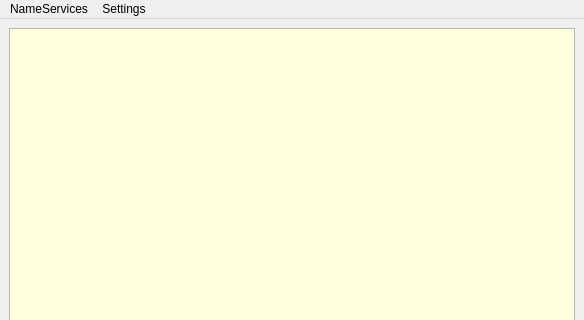
Old version of the form ruby/lib/vizkit/widgets/task_inspector/task_inspector_window.ui in the repository rock-core/gui-vizkit; both pictures show x 0 to 584 and y 0 to 320 of the 584 by 623 pixel window.
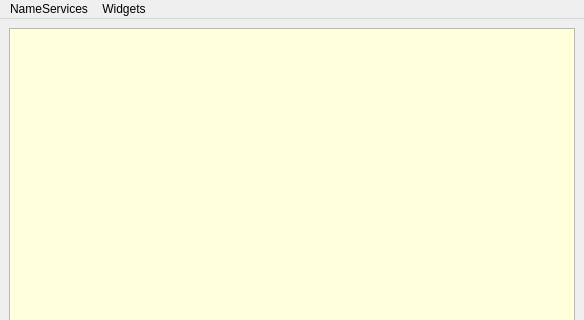
New version of the form.

Commit message: TaskInspector: show all available widgets in the menunbar

The edit to the form file:
```diff
--- a/ruby/lib/vizkit/widgets/task_inspector/task_inspector_window.ui
+++ b/ruby/lib/vizkit/widgets/task_inspector/task_inspector_window.ui
@@ -164,13 +164,13 @@
     <addaction name="separator"/>
     <addaction name="actionAdd_name_service"/>
    </widget>
-   <widget class="QMenu" name="menuSettings">
+   <widget class="QMenu" name="menuWidgets">
     <property name="title">
-     <string>Settings</string>
+     <string>Widgets</string>
     </property>
    </widget>
    <addaction name="menuNameServices"/>
-   <addaction name="menuSettings"/>
+   <addaction name="menuWidgets"/>
   </widget>
   <action name="actionAdd_name_service">
    <property name="text">
```
The commit also changes 1 other file.
